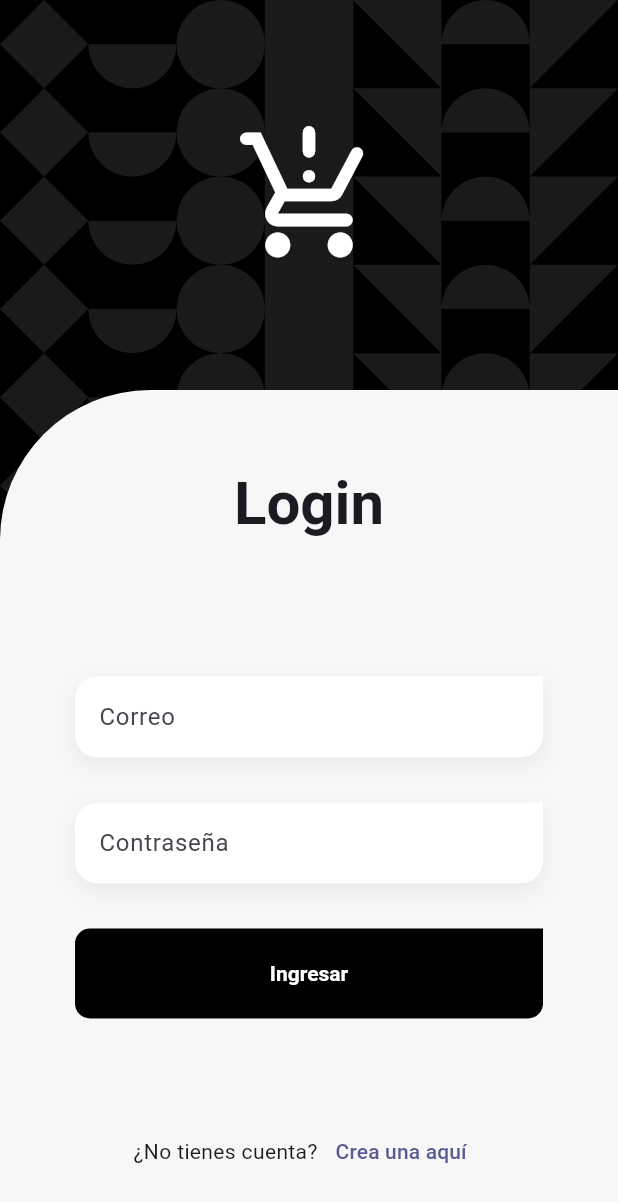
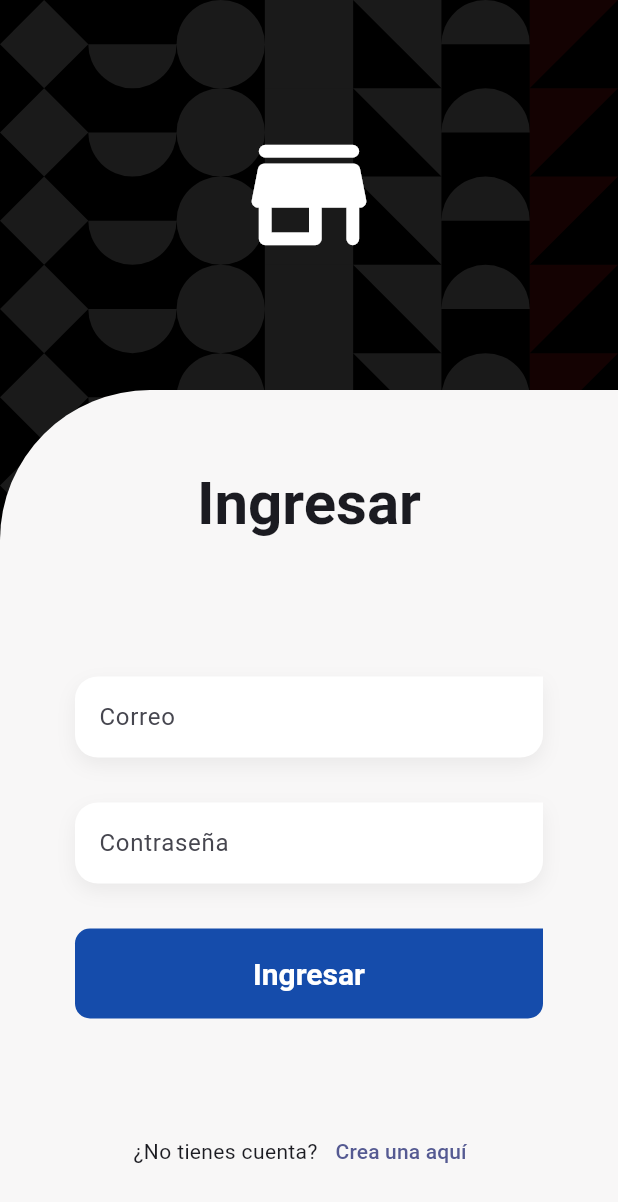
Before and after one commit to softdimo/storedimo_app, a Flutter app: the LoginScreen screen opened directly, after a tap on "Ingresar", on a phone screen of 412 x 824 dp. Shown: the top 1202 px of the screen. Run offline on Flutter 3.47's test engine with Material 3 defaults, Android fonts, the light colour scheme and no system bars; our stand-ins replace go_router, google_fonts; statements that could not run were skipped; project files that could hold a hidden picture were left out.

Commit message:
Modificación del icono store

```diff
--- a/lib/config/router/app_router.dart
+++ b/lib/config/router/app_router.dart
@@ -3,7 +3,7 @@ import 'package:storedimo_app/features/auth/auth.dart';
 import 'package:storedimo_app/features/products/products.dart';
 
 final appRouter = GoRouter(
-  initialLocation: '/',
+  initialLocation: '/login',
   routes: [
     ///* Auth Routes
     GoRoute(
--- a/lib/features/auth/presentation/screens/login_screen.dart
+++ b/lib/features/auth/presentation/screens/login_screen.dart
@@ -24,7 +24,7 @@ class LoginScreen extends StatelessWidget {
                 const SizedBox( height: 80 ),
                 // Icon Banner
                 const Icon(
-                  Icons.production_quantity_limits_rounded,
+                  Icons.store_rounded,
                   color: Colors.white,
                   size: 100,
                 ),
@@ -61,7 +61,7 @@ class _LoginForm extends StatelessWidget {
       child: Column(
         children: [
           const SizedBox( height: 50 ),
-          Text('Login', style: textStyles.titleLarge ),
+          Text('Ingresar', style: textStyles.titleLarge ),
           const SizedBox( height: 90 ),
 
           const CustomTextFormField(
@@ -82,7 +82,7 @@ class _LoginForm extends StatelessWidget {
             height: 60,
             child: CustomFilledButton(
               text: 'Ingresar',
-              buttonColor: Colors.black,
+              buttonColor: const Color(0xFF154CAB),
               onPressed: (){
 
               },
--- a/lib/features/auth/presentation/screens/register_screen.dart
+++ b/lib/features/auth/presentation/screens/register_screen.dart
@@ -107,7 +107,7 @@ class _RegisterForm extends StatelessWidget {
             height: 60,
             child: CustomFilledButton(
               text: 'Crear',
-              buttonColor: Colors.black,
+              buttonColor: const Color(0xFF154CAB),
               onPressed: (){
 
               },
--- a/lib/features/shared/widgets/custom_filled_button.dart
+++ b/lib/features/shared/widgets/custom_filled_button.dart
@@ -20,6 +20,7 @@ class CustomFilledButton extends StatelessWidget {
 
     return FilledButton(
       style: FilledButton.styleFrom(
+        textStyle: const TextStyle(fontSize: 20, fontWeight: FontWeight.bold),
         backgroundColor: buttonColor,
         shape: const RoundedRectangleBorder(
         borderRadius: BorderRadius.only(
--- a/lib/features/shared/widgets/geometrical_background.dart
+++ b/lib/features/shared/widgets/geometrical_background.dart
@@ -149,7 +149,7 @@ class _RightTrianglePainter extends CustomPainter {
   @override
   void paint(Canvas canvas, Size size) {
     final paint = Paint()
-      ..color = Colors.white10
+      ..color = const Color.fromARGB(26, 194, 23, 23)
       ..style = PaintingStyle.fill;
 
     final path = Path();
--- a/lib/features/shared/widgets/side_menu.dart
+++ b/lib/features/shared/widgets/side_menu.dart
@@ -49,7 +49,7 @@ class _SideMenuState extends State<SideMenu> {
 
         Padding(
           padding: const EdgeInsets.fromLTRB(20, 0, 16, 10),
-          child: Text('Tony Stark', style: textStyles.titleSmall ),
+          child: Text('Pablo Lara', style: textStyles.titleSmall ),
         ),
 
         const NavigationDrawerDestination(
```
Also changed, not shown: 12 other files.
